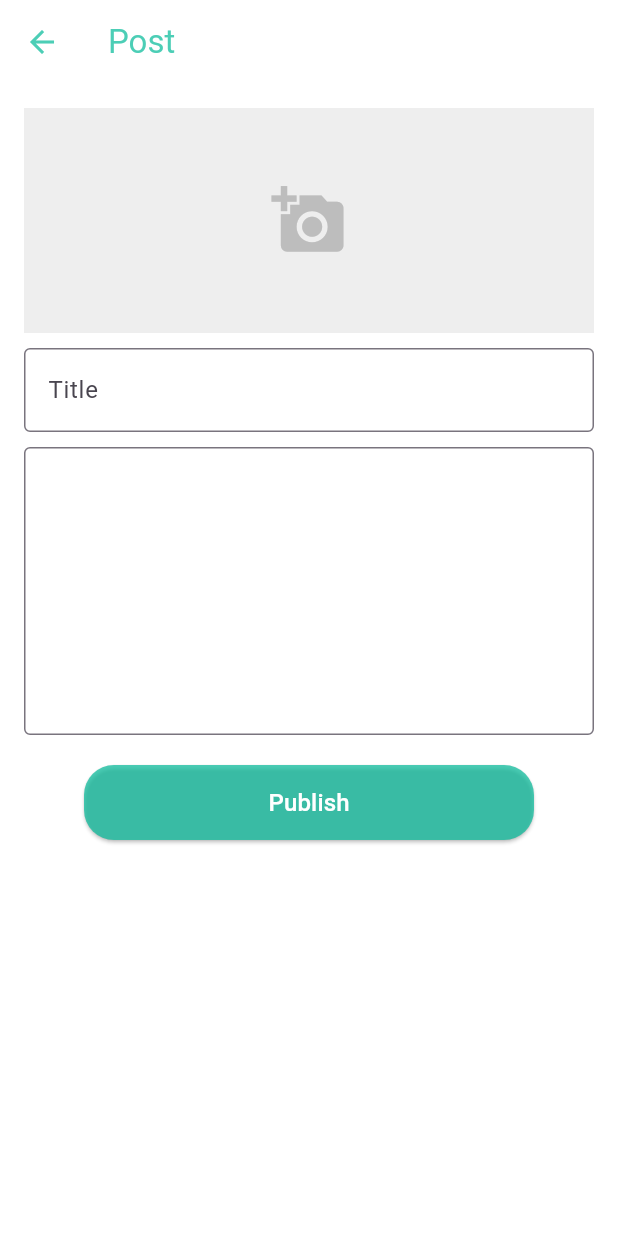
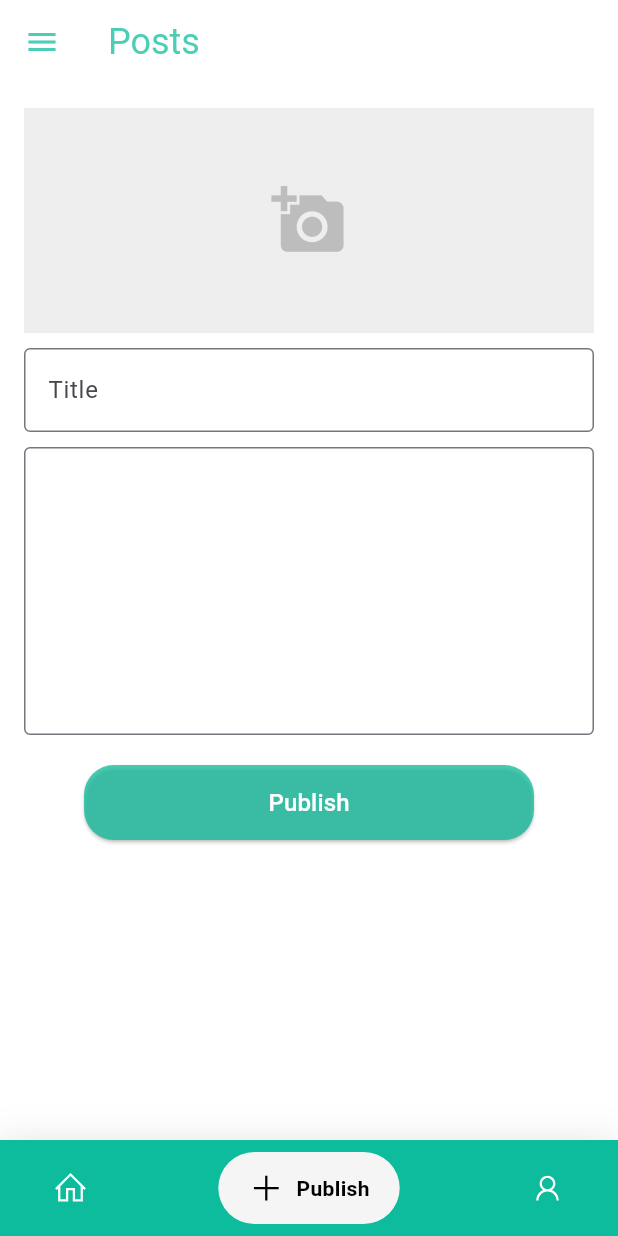
Before and after one commit to shivamsaklani/blog_application, a Flutter app: the screen it shows once a user with an empty profile is signed in, item 2 of the bottom bar chosen, after a tap on "Publish", on a phone screen of 412 x 824 dp. Run offline on Flutter 3.47's test engine with Material 3 defaults, Android fonts, the phone set to English and light mode, and no system bars; drawn by our look-alikes of google_nav_bar; our stand-ins replace cloud_firestore, firebase_auth, firebase_core, firebase_storage, google_fonts, google_sign_in and 2 more; missing offline and left inert: html_editor_enhanced, smart_snackbars; accounts and stored records are empty; Roboto replaces fonts that are missing (Jua).

Commit message:
Implemented Bottom Navigation
Navigation Bar changed

```diff
--- /dev/null
+++ b/lib/Screens/PostdataScreen.dart
@@ -0,0 +1,211 @@
+import 'package:cloud_firestore/cloud_firestore.dart';
+import 'package:firebase_auth/firebase_auth.dart';
+import 'package:flutter/material.dart';
+import 'package:google_fonts/google_fonts.dart';
+import 'package:google_nav_bar/google_nav_bar.dart';
+import 'package:line_icons/line_icons.dart';
+
+import '../components/CustomDrawer.dart';
+import '../components/BlogPost.dart';
+
+class PostdataScreen extends StatefulWidget {
+  const PostdataScreen({super.key});
+
+  @override
+  State<PostdataScreen> createState() => _PostdataScreenState();
+}
+
+class _PostdataScreenState extends State<PostdataScreen> {
+  final auth = FirebaseAuth.instance;
+  final TextEditingController _searchController = TextEditingController();
+  final ScrollController _scrollController = ScrollController();
+  String searchQuery = "";
+  List<Map<String, dynamic>> blogPosts = [];
+  bool isLoading = false;
+  bool hasMore = true;
+  DocumentSnapshot? lastDocument;
+
+  @override
+  void initState() {
+    super.initState();
+    fetchBlogPosts();
+
+    _scrollController.addListener(() {
+      if (_scrollController.position.pixels ==
+          _scrollController.position.maxScrollExtent) {
+        fetchBlogPosts();
+      }
+    });
+  }
+
+  @override
+  void dispose() {
+    _scrollController.dispose();
+    super.dispose();
+  }
+
+  Future<void> fetchBlogPosts() async {
+    if (isLoading || !hasMore) return;
+
+    setState(() {
+      isLoading = true;
+    });
+
+    Query query = FirebaseFirestore.instance
+        .collection('blog_posts')
+        .orderBy('timestamp')
+        .limit(10);
+
+    if (lastDocument != null) {
+      query = query.startAfterDocument(lastDocument!);
+    }
+
+    QuerySnapshot querySnapshot = await query.get();
+    if (querySnapshot.docs.isNotEmpty) {
+      lastDocument = querySnapshot.docs.last;
+      setState(() {
+        blogPosts.addAll(querySnapshot.docs
+            .map((doc) => doc.data() as Map<String, dynamic>)
+            .toList());
+        hasMore = querySnapshot.docs.length == 10;
+      });
+    } else {
+      setState(() {
+        hasMore = false;
+      });
+    }
+
+    setState(() {
+      isLoading = false;
+    });
+  }
+
+  Future<List<Map<String, dynamic>>> searchBlogPosts(String query) async {
+    QuerySnapshot querySnapshot = await FirebaseFirestore.instance
+        .collection('blog_posts')
+        .where('title', isGreaterThanOrEqualTo: query)
+        .where('title', isLessThanOrEqualTo: '$query\uf8ff')
+        .get();
+
+    QuerySnapshot contentSnapshot = await FirebaseFirestore.instance
+        .collection('blog_posts')
+        .where('content', arrayContains: query)
+        .get();
+
+    // Combine results from title and content searches
+    List<QueryDocumentSnapshot> combinedDocs =
+        querySnapshot.docs + contentSnapshot.docs;
+
+    // Remove duplicates
+    final seen = <String>{};
+    List<Map<String, dynamic>> blogPosts = combinedDocs
+        .where((doc) {
+          final id = doc.id;
+          if (seen.contains(id)) {
+            return false;
+          } else {
+            seen.add(id);
+            return true;
+          }
+        })
+        .map((doc) => doc.data() as Map<String, dynamic>)
+        .toList();
+
+    return blogPosts;
+  }
+
+  @override
+  Widget build(BuildContext context) {
+    return Scaffold(
+      backgroundColor: Colors.white,
+      body: SingleChildScrollView(
+        controller: _scrollController,
+        child: Padding(
+          padding: const EdgeInsets.symmetric(horizontal: 30, vertical: 30),
+          child: Column(
+            children: [
+              PreferredSize(
+                preferredSize: const Size.fromHeight(48.0),
+                child: Padding(
+                  padding: const EdgeInsets.all(8.0),
+                  child: TextField(
+                    controller: _searchController,
+                    decoration: const InputDecoration(
+                      hintText: 'Search posts...',
+                      focusedBorder: OutlineInputBorder(
+                          borderRadius: BorderRadius.all(Radius.circular(30)),
+                          borderSide: BorderSide(
+                            color: const Color.fromARGB(188, 12, 188, 156),
+                          )),
+                      border: OutlineInputBorder(
+                        borderRadius: BorderRadius.all(Radius.circular(30.0)),
+                      ),
+                      filled: true,
+                      fillColor: Colors.white,
+                      prefixIcon: Icon(Icons.search),
+                    ),
+                    onChanged: (value) {
+                      setState(() {
+                        searchQuery = value.trim().toLowerCase();
+                        blogPosts.clear();
+                        lastDocument = null;
+                        hasMore = true;
+                        fetchBlogPosts();
+                      });
+                    },
+                  ),
+                ),
+              ),
+              FutureBuilder<List<Map<String, dynamic>>>(
+                future: searchQuery.isEmpty
+                    ? Future.value(blogPosts)
+                    : searchBlogPosts(searchQuery),
+                builder: (context, snapshot) {
+                  if (snapshot.connectionState == ConnectionState.waiting &&
+                      blogPosts.isEmpty) {
+                    return const Center(child: CircularProgressIndicator());
+                  } else if (snapshot.hasError) {
+                    return const Center(child: Text('Error fetching posts.'));
+                  } else if (!snapshot.hasData || snapshot.data!.isEmpty) {
+                    return const Center(child: Text('No posts found.'));
+                  } else {
+                    List<Map<String, dynamic>> displayedPosts = snapshot.data!;
+                    return Column(
+                      crossAxisAlignment: CrossAxisAlignment.start,
+                      children: [
+                        Padding(
+                          padding:
+                              const EdgeInsetsDirectional.fromSTEB(5, 5, 0, 0),
+                          child: Text(
+                            'Blogs',
+                            style: GoogleFonts.plusJakartaSans(
+                              color: const Color(0xFF57636C),
+                              fontSize: 16,
+                              letterSpacing: 0,
+                              fontWeight: FontWeight.w500,
+                            ),
+                          ),
+                        ),
+                        const SizedBox(height: 10),
+                        ...displayedPosts.map((post) {
+                          return BlogPost(
+                            imageUrl: post['imageUrl'] ??
+                                'https://example.com/default_profile_photo.png',
+                            title: post['title'] ?? '',
+                            postId: post['postId'] ?? '',
+                          );
+                        }),
+                        if (isLoading)
+                          const Center(child: CircularProgressIndicator()),
+                      ],
+                    );
+                  }
+                },
+              ),
+            ],
+          ),
+        ),
+      ),
+    );
+  }
+}
--- a/lib/Screens/dashboard.dart
+++ b/lib/Screens/dashboard.dart
@@ -1,117 +1,34 @@
-import 'package:cloud_firestore/cloud_firestore.dart';
-import 'package:firebase_auth/firebase_auth.dart';
 import 'package:flutter/material.dart';
 import 'package:google_fonts/google_fonts.dart';
 import 'package:google_nav_bar/google_nav_bar.dart';
 import 'package:line_icons/line_icons.dart';
 
 import '../components/CustomDrawer.dart';
-import '../components/BlogPost.dart';
+import 'PostdataScreen.dart';
+import 'Profile.dart';
+import 'publish_Blog.dart';
 
 class Dashboard extends StatefulWidget {
-  const Dashboard({super.key});
+  const Dashboard({Key? key}) : super(key: key);
 
   @override
   State<Dashboard> createState() => _DashboardState();
 }
 
 class _DashboardState extends State<Dashboard> {
-  final auth = FirebaseAuth.instance;
-  final TextEditingController _searchController = TextEditingController();
-  final ScrollController _scrollController = ScrollController();
-  String searchQuery = "";
-  List<Map<String, dynamic>> blogPosts = [];
-  bool isLoading = false;
-  bool hasMore = true;
-  DocumentSnapshot? lastDocument;
+  int _selectedIndex = 0; // Moved outside build method
 
-  @override
-  void initState() {
-    super.initState();
-    fetchBlogPosts();
+  // List of widgets for each tab
+  static const List<Widget> _widgetOptions = <Widget>[
+    PostdataScreen(),
+    PublishBlog(),
+    ProfileScreen(),
+  ];
 
-    _scrollController.addListener(() {
-      if (_scrollController.position.pixels ==
-          _scrollController.position.maxScrollExtent) {
-        fetchBlogPosts();
-      }
+  void _onItemTapped(int index) {
+    setState(() {
+      _selectedIndex = index;
     });
-  }
-
-  @override
-  void dispose() {
-    _scrollController.dispose();
-    super.dispose();
-  }
-
-  Future<void> fetchBlogPosts() async {
-    if (isLoading || !hasMore) return;
-
-    setState(() {
-      isLoading = true;
-    });
-
-    Query query = FirebaseFirestore.instance
-        .collection('blog_posts')
-        .orderBy('timestamp')
-        .limit(10);
-
-    if (lastDocument != null) {
-      query = query.startAfterDocument(lastDocument!);
-    }
-
-    QuerySnapshot querySnapshot = await query.get();
-    if (querySnapshot.docs.isNotEmpty) {
-      lastDocument = querySnapshot.docs.last;
-      setState(() {
-        blogPosts.addAll(querySnapshot.docs
-            .map((doc) => doc.data() as Map<String, dynamic>)
-            .toList());
-        hasMore = querySnapshot.docs.length == 10;
-      });
-    } else {
-      setState(() {
-        hasMore = false;
-      });
-    }
-
-    setState(() {
-      isLoading = false;
-    });
-  }
-
-  Future<List<Map<String, dynamic>>> searchBlogPosts(String query) async {
-    QuerySnapshot querySnapshot = await FirebaseFirestore.instance
-        .collection('blog_posts')
-        .where('title', isGreaterThanOrEqualTo: query)
-        .where('title', isLessThanOrEqualTo: '$query\uf8ff')
-        .get();
-
-    QuerySnapshot contentSnapshot = await FirebaseFirestore.instance
-        .collection('blog_posts')
-        .where('content', arrayContains: query)
-        .get();
-
-    // Combine results from title and content searches
-    List<QueryDocumentSnapshot> combinedDocs =
-        querySnapshot.docs + contentSnapshot.docs;
-
-    // Remove duplicates
-    final seen = <String>{};
-    List<Map<String, dynamic>> blogPosts = combinedDocs
-        .where((doc) {
-          final id = doc.id;
-          if (seen.contains(id)) {
-            return false;
-          } else {
-            seen.add(id);
-            return true;
-          }
-        })
-        .map((doc) => doc.data() as Map<String, dynamic>)
-        .toList();
-
-    return blogPosts;
   }
 
   @override
@@ -121,131 +38,69 @@ class _DashboardState extends State<Dashboard> {
       appBar: AppBar(
         backgroundColor: Colors.white,
         foregroundColor: const Color.fromARGB(188, 12, 188, 156),
-        title: Padding(
-          padding: const EdgeInsets.symmetric(horizontal: 50),
-          child: Text(
+        title: Text(
           "Posts",
           style: GoogleFonts.jua(
             color: const Color.fromARGB(188, 12, 188, 156),
-              fontSize: 50,
-            ),
+            fontSize: 24, // Adjust the font size as needed
           ),
         ),
       ),
       drawer: const CustomDrawer(),
-      body: SingleChildScrollView(
-        controller: _scrollController,
+      body: Center(
+        child: _widgetOptions.elementAt(_selectedIndex),
+      ),
+      bottomNavigationBar: Container(
+        decoration: BoxDecoration(
+          color: const Color.fromARGB(188, 12, 188, 156).withOpacity(1),
+          boxShadow: [
+            BoxShadow(
+              blurRadius: 20,
+              color: Colors.black.withOpacity(.1),
+            )
+          ],
+        ),
+        child: SafeArea(
           child: Padding(
-          padding: const EdgeInsets.symmetric(horizontal: 30, vertical: 30),
-          child: Column(
-            children: [
-              PreferredSize(
-                preferredSize: const Size.fromHeight(48.0),
-                child: Padding(
-                  padding: const EdgeInsets.all(8.0),
-                  child: TextField(
-                    controller: _searchController,
-                    decoration: const InputDecoration(
-                      hintText: 'Search posts...',
-                      focusedBorder: OutlineInputBorder(
-                          borderRadius: BorderRadius.all(Radius.circular(30)),
-                          borderSide: BorderSide(
-                            color: const Color.fromARGB(188, 12, 188, 156),
-                          )),
-                      border: OutlineInputBorder(
-                        borderRadius: BorderRadius.all(Radius.circular(30.0)),
-                      ),
-                      filled: true,
-                      fillColor: Colors.white,
-                      prefixIcon: Icon(Icons.search),
-                    ),
-                    onChanged: (value) {
-                      setState(() {
-                        searchQuery = value.trim().toLowerCase();
-                        blogPosts.clear();
-                        lastDocument = null;
-                        hasMore = true;
-                        fetchBlogPosts();
-                      });
+            padding: const EdgeInsets.symmetric(horizontal: 15.0, vertical: 8),
+            child: GNav(
+              rippleColor:
+                  const Color.fromARGB(188, 12, 188, 156).withOpacity(1),
+              hoverColor:
+                  const Color.fromARGB(188, 12, 188, 156).withOpacity(1),
+              gap: 8,
+              activeColor: Colors.black,
+              iconSize: 24,
+              padding: EdgeInsets.symmetric(horizontal: 20, vertical: 12),
+              duration: Duration(milliseconds: 400),
+              tabBackgroundColor: Colors.grey[100]!,
+              color: const Color.fromARGB(255, 255, 255, 255),
+              tabs: [
+                GButton(
+                  icon: LineIcons.home,
+                  text: 'Home',
+                  onPressed: () {
+                    _onItemTapped(0);
                   },
                 ),
+                GButton(
+                  icon: LineIcons.plus,
+                  text: 'Publish',
+                  onPressed: () {
+                    _onItemTapped(1);
+                  },
                 ),
-              ),
-              FutureBuilder<List<Map<String, dynamic>>>(
-                future: searchQuery.isEmpty
-                    ? Future.value(blogPosts)
-                    : searchBlogPosts(searchQuery),
-                builder: (context, snapshot) {
-                  if (snapshot.connectionState == ConnectionState.waiting &&
-                      blogPosts.isEmpty) {
-                    return const Center(child: CircularProgressIndicator());
-                  } else if (snapshot.hasError) {
-                    return const Center(child: Text('Error fetching posts.'));
-                  } else if (!snapshot.hasData || snapshot.data!.isEmpty) {
-                    return const Center(child: Text('No posts found.'));
-                  } else {
-                    List<Map<String, dynamic>> displayedPosts = snapshot.data!;
-                    return Column(
-                      crossAxisAlignment: CrossAxisAlignment.start,
-                      children: [
-                        Padding(
-                          padding:
-                              const EdgeInsetsDirectional.fromSTEB(5, 5, 0, 0),
-                          child: Text(
-                            'Blogs',
-                            style: GoogleFonts.plusJakartaSans(
-                              color: const Color(0xFF57636C),
-                              fontSize: 16,
-                              letterSpacing: 0,
-                              fontWeight: FontWeight.w500,
-                            ),
-                          ),
-                        ),
-                        const SizedBox(height: 10),
-                        ...displayedPosts.map((post) {
-                          return BlogPost(
-                            imageUrl: post['imageUrl'] ?? '',
-                            title: post['title'] ?? '',
-                            postId: post['postId'] ?? '',
-                          );
-                        }),
-                        if (isLoading)
-                          const Center(child: CircularProgressIndicator()),
-                      ],
-                    );
-                  }
+                GButton(
+                  icon: LineIcons.user,
+                  text: 'Profile',
+                  onPressed: () {
+                    _onItemTapped(2);
                   },
                 ),
               ],
+              selectedIndex: _selectedIndex,
             ),
           ),
-      ),
-      bottomNavigationBar: Padding(
-        padding: const EdgeInsetsDirectional.fromSTEB(10, 5, 10, 5),
-        child: GNav(
-          haptic: true,
-          curve: Curves.easeOutExpo,
-          duration: const Duration(milliseconds: 900),
-          gap: 8,
-          color: Colors.grey[800],
-          activeColor: const Color.fromARGB(187, 255, 255, 255),
-          iconSize: 24,
-          tabBackgroundColor: const Color.fromARGB(500, 12, 188, 156),
-          padding: const EdgeInsets.symmetric(horizontal: 20, vertical: 10),
-          tabs: [
-            const GButton(
-              icon: LineIcons.home,
-            ),
-            GButton(
-              icon: LineIcons.plus,
-              iconSize: 30,
-              onPressed: () => Navigator.pushNamed(context, '/publishblog'),
-            ),
-            GButton(
-              icon: LineIcons.user,
-              onPressed: () => Navigator.pushNamed(context, '/profile'),
-            ),
-          ],
         ),
       ),
     );
--- a/lib/Screens/publish_Blog.dart
+++ b/lib/Screens/publish_Blog.dart
@@ -122,10 +122,6 @@ class _PublishBlogState extends State<PublishBlog> {
   Widget build(BuildContext context) {
     return Scaffold(
       backgroundColor: Colors.white,
-      appBar: AppBar(
-        title: const Text('Post'),
-        foregroundColor: const Color.fromARGB(188, 12, 188, 156),
-      ),
       body: Padding(
         padding: const EdgeInsets.all(16.0),
         child: SingleChildScrollView(
```
Also changed, not shown: lib/Screens/Profile.dart (+13 -22 lines). Lines whose indentation alone changed are shown as unchanged.
